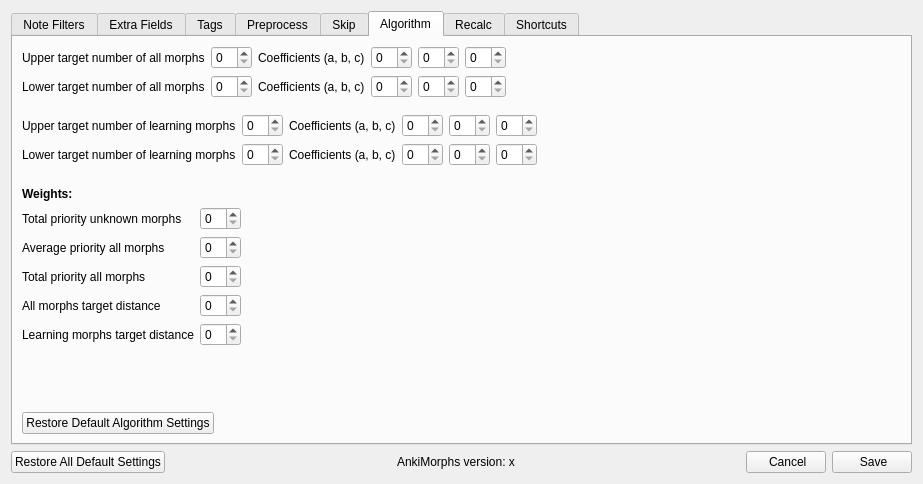
mortii/anki-morphs, file ankimorphs/ui/settings_dialog.ui: the form before one commit.
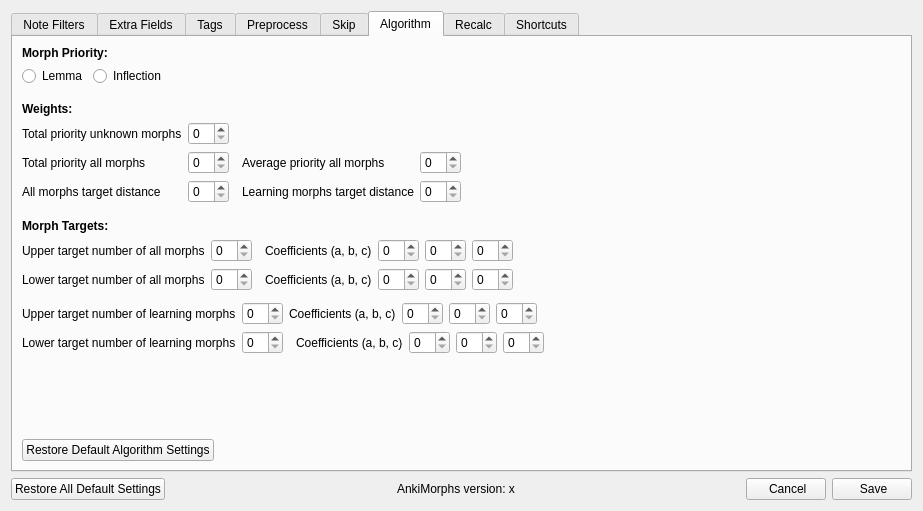
The form after the commit. The open tabs and pages were chosen to show the change.

Commit message: lemma priority wip

Diff of the .ui file:
```diff
--- a/ankimorphs/ui/settings_dialog.ui
+++ b/ankimorphs/ui/settings_dialog.ui
@@ -10,7 +10,7 @@
     <x>0</x>
     <y>0</y>
     <width>923</width>
-    <height>484</height>
+    <height>511</height>
    </rect>
   </property>
   <property name="windowTitle">
@@ -432,12 +432,195 @@
         </attribute>
         <layout class="QVBoxLayout" name="verticalLayout_31">
          <item>
-          <layout class="QVBoxLayout" name="verticalLayout_26">
+          <layout class="QVBoxLayout" name="verticalLayout_27">
            <property name="bottomMargin">
             <number>10</number>
            </property>
+           <item>
+            <widget class="QLabel" name="label_35">
+             <property name="font">
+              <font>
+               <bold>true</bold>
+              </font>
+             </property>
+             <property name="text">
+              <string>Morph Priority:</string>
+             </property>
+            </widget>
+           </item>
+           <item>
+            <layout class="QHBoxLayout" name="horizontalLayout_20">
+             <item>
+              <widget class="QRadioButton" name="priorityLemmaRadioButton">
+               <property name="text">
+                <string>Lemma</string>
+               </property>
+              </widget>
+             </item>
+             <item>
+              <widget class="QRadioButton" name="priorityInflectionRadioButton">
+               <property name="text">
+                <string>Inflection</string>
+               </property>
+              </widget>
+             </item>
+             <item>
+              <spacer name="horizontalSpacer_20">
+               <property name="orientation">
+                <enum>Qt::Horizontal</enum>
+               </property>
+               <property name="sizeHint" stdset="0">
+                <size>
+                 <width>40</width>
+                 <height>20</height>
+                </size>
+               </property>
+              </spacer>
+             </item>
+            </layout>
+           </item>
+          </layout>
+         </item>
+         <item>
+          <layout class="QVBoxLayout" name="verticalLayout_34">
+           <property name="bottomMargin">
+            <number>10</number>
+           </property>
+           <item>
+            <widget class="QLabel" name="label_7">
+             <property name="font">
+              <font>
+               <bold>true</bold>
+              </font>
+             </property>
+             <property name="text">
+              <string>Weights:</string>
+             </property>
+            </widget>
+           </item>
+           <item>
+            <layout class="QHBoxLayout" name="horizontalLayout_16">
+             <item>
+              <layout class="QVBoxLayout" name="verticalLayout_28">
+               <item>
+                <widget class="QLabel" name="label_27">
+                 <property name="text">
+                  <string>Total priority unknown morphs</string>
+                 </property>
+                </widget>
+               </item>
+               <item>
+                <widget class="QLabel" name="label_28">
+                 <property name="text">
+                  <string>Total priority all morphs</string>
+                 </property>
+                </widget>
+               </item>
+               <item>
+                <widget class="QLabel" name="label_29">
+                 <property name="text">
+                  <string>All morphs target distance</string>
+                 </property>
+                </widget>
+               </item>
+              </layout>
+             </item>
+             <item>
+              <layout class="QVBoxLayout" name="verticalLayout_29">
+               <property name="rightMargin">
+                <number>7</number>
+               </property>
+               <item>
+                <widget class="QSpinBox" name="totalPriorityUknownMorphsSpinBox"/>
+               </item>
+               <item>
+                <widget class="QSpinBox" name="totalPriorityAllMorphsSpinBox"/>
+               </item>
+               <item>
+                <widget class="QSpinBox" name="allMorphsTargetDistanceSpinBox"/>
+               </item>
+              </layout>
+             </item>
+             <item>
+              <layout class="QVBoxLayout" name="verticalLayout_32">
+               <item>
+                <widget class="QLabel" name="label_26">
+                 <property name="text">
+                  <string/>
+                 </property>
+                </widget>
+               </item>
+               <item>
+                <widget class="QLabel" name="label_38">
+                 <property name="text">
+                  <string>Average priority all morphs</string>
+                 </property>
+                </widget>
+               </item>
+               <item>
+                <widget class="QLabel" name="label_41">
+                 <property name="text">
+                  <string>Learning morphs target distance</string>
+                 </property>
+                </widget>
+               </item>
+              </layout>
+             </item>
+             <item>
+              <layout class="QVBoxLayout" name="verticalLayout_33">
+               <item>
+                <widget class="QLabel" name="label_34">
+                 <property name="text">
+                  <string/>
+                 </property>
+                </widget>
+               </item>
+               <item>
+                <widget class="QSpinBox" name="averagePriorityAllMorphsSpinBox"/>
+               </item>
+               <item>
+                <widget class="QSpinBox" name="learningMorphsTargetDistanceSpinBox"/>
+               </item>
+              </layout>
+             </item>
+             <item>
+              <spacer name="horizontalSpacer_19">
+               <property name="orientation">
+                <enum>Qt::Horizontal</enum>
+               </property>
+               <property name="sizeHint" stdset="0">
+                <size>
+                 <width>878</width>
+                 <height>20</height>
+                </size>
+               </property>
+              </spacer>
+             </item>
+            </layout>
+           </item>
+          </layout>
+         </item>
+         <item>
+          <layout class="QVBoxLayout" name="verticalLayout_30">
+           <item>
+            <widget class="QLabel" name="label_36">
+             <property name="font">
+              <font>
+               <bold>true</bold>
+              </font>
+             </property>
+             <property name="text">
+              <string>Morph Targets:</string>
+             </property>
+            </widget>
+           </item>
+           <item>
+            <layout class="QHBoxLayout" name="horizontalLayout_21">
            <item>
             <layout class="QHBoxLayout" name="horizontalLayout_15">
+               <property name="rightMargin">
+                <number>7</number>
+               </property>
              <item>
               <widget class="QLabel" name="label_24">
                <property name="text">
@@ -446,7 +629,9 @@
               </widget>
              </item>
              <item>
-              <widget class="QSpinBox" name="spinBox_6"/>
+                <widget class="QSpinBox" name="upperTargetAllMorphsSpinBox"/>
+               </item>
+              </layout>
              </item>
              <item>
               <widget class="QLabel" name="label_25">
@@ -456,16 +641,16 @@
               </widget>
              </item>
              <item>
-              <widget class="QSpinBox" name="spinBox_7"/>
+              <widget class="QSpinBox" name="upperTargetAllMorphsCoefficientA"/>
              </item>
              <item>
-              <widget class="QSpinBox" name="spinBox_8"/>
+              <widget class="QSpinBox" name="upperTargetAllMorphsCoefficientB"/>
              </item>
              <item>
-              <widget class="QSpinBox" name="spinBox_9"/>
+              <widget class="QSpinBox" name="upperTargetAllMorphsCoefficientC"/>
              </item>
              <item>
-              <spacer name="horizontalSpacer_15">
+              <spacer name="horizontalSpacer_14">
                <property name="orientation">
                 <enum>Qt::Horizontal</enum>
                </property>
@@ -479,8 +664,13 @@
              </item>
             </layout>
            </item>
+           <item>
+            <layout class="QHBoxLayout" name="horizontalLayout_22">
            <item>
             <layout class="QHBoxLayout" name="horizontalLayout_14">
+               <property name="rightMargin">
+                <number>7</number>
+               </property>
              <item>
               <widget class="QLabel" name="label_22">
                <property name="text">
@@ -489,7 +679,9 @@
               </widget>
              </item>
              <item>
-              <widget class="QSpinBox" name="spinBox"/>
+                <widget class="QSpinBox" name="lowerTargetAllMorphsSpinBox"/>
+               </item>
+              </layout>
              </item>
              <item>
               <widget class="QLabel" name="label_23">
@@ -499,16 +691,16 @@
               </widget>
              </item>
              <item>
-              <widget class="QSpinBox" name="spinBox_3"/>
+              <widget class="QSpinBox" name="lowerTargetAllMorphsCoefficientA"/>
              </item>
              <item>
-              <widget class="QSpinBox" name="spinBox_4"/>
+              <widget class="QSpinBox" name="lowerTargetAllMorphsCoefficientB"/>
              </item>
              <item>
-              <widget class="QSpinBox" name="spinBox_5"/>
+              <widget class="QSpinBox" name="lowerTargetAllMorphsCoefficientC"/>
              </item>
              <item>
-              <spacer name="horizontalSpacer_14">
+              <spacer name="horizontalSpacer_15">
                <property name="orientation">
                 <enum>Qt::Horizontal</enum>
                </property>
@@ -522,13 +714,13 @@
              </item>
             </layout>
            </item>
-          </layout>
-         </item>
          <item>
-          <layout class="QVBoxLayout" name="verticalLayout_27">
-           <property name="bottomMargin">
-            <number>15</number>
-           </property>
+            <layout class="QVBoxLayout" name="verticalLayout_26">
+             <property name="topMargin">
+              <number>5</number>
+             </property>
+             <item>
+              <layout class="QHBoxLayout" name="horizontalLayout_23">
            <item>
             <layout class="QHBoxLayout" name="horizontalLayout_18">
              <item>
@@ -539,7 +731,9 @@
               </widget>
              </item>
              <item>
-              <widget class="QSpinBox" name="spinBox_18"/>
+                  <widget class="QSpinBox" name="upperTargetLearningMorphsSpinBox"/>
+                 </item>
+                </layout>
              </item>
              <item>
               <widget class="QLabel" name="label_31">
@@ -549,13 +743,13 @@
               </widget>
              </item>
              <item>
-              <widget class="QSpinBox" name="spinBox_19"/>
+                <widget class="QSpinBox" name="upperTargetLearningMorphsCoefficientA"/>
              </item>
              <item>
-              <widget class="QSpinBox" name="spinBox_20"/>
+                <widget class="QSpinBox" name="upperTargetLearningMorphsCoefficientB"/>
              </item>
              <item>
-              <widget class="QSpinBox" name="spinBox_21"/>
+                <widget class="QSpinBox" name="upperTargetLearningMorphsCoefficientC"/>
              </item>
              <item>
               <spacer name="horizontalSpacer_16">
@@ -573,7 +767,12 @@
             </layout>
            </item>
            <item>
+              <layout class="QHBoxLayout" name="horizontalLayout_24">
+               <item>
             <layout class="QHBoxLayout" name="horizontalLayout_19">
+                 <property name="rightMargin">
+                  <number>7</number>
+                 </property>
              <item>
               <widget class="QLabel" name="label_32">
                <property name="text">
@@ -582,7 +781,9 @@
               </widget>
              </item>
              <item>
-              <widget class="QSpinBox" name="spinBox_2"/>
+                  <widget class="QSpinBox" name="lowerTargetLearningMorphsSpinBox"/>
+                 </item>
+                </layout>
              </item>
              <item>
               <widget class="QLabel" name="label_33">
@@ -592,13 +793,13 @@
               </widget>
              </item>
              <item>
-              <widget class="QSpinBox" name="spinBox_22"/>
+                <widget class="QSpinBox" name="lowerTargetLearningMorphsCoefficientA"/>
              </item>
              <item>
-              <widget class="QSpinBox" name="spinBox_23"/>
+                <widget class="QSpinBox" name="lowerTargetLearningMorphsCoefficientB"/>
              </item>
              <item>
-              <widget class="QSpinBox" name="spinBox_24"/>
+                <widget class="QSpinBox" name="lowerTargetLearningMorphsCoefficientC"/>
              </item>
              <item>
               <spacer name="horizontalSpacer_17">
@@ -617,95 +818,6 @@
            </item>
           </layout>
          </item>
-         <item>
-          <layout class="QVBoxLayout" name="verticalLayout_30">
-           <item>
-            <widget class="QLabel" name="label_7">
-             <property name="font">
-              <font>
-               <bold>true</bold>
-              </font>
-             </property>
-             <property name="text">
-              <string>Weights:</string>
-             </property>
-            </widget>
-           </item>
-           <item>
-            <layout class="QHBoxLayout" name="horizontalLayout_16">
-             <item>
-              <layout class="QVBoxLayout" name="verticalLayout_28">
-               <item>
-                <widget class="QLabel" name="label_26">
-                 <property name="text">
-                  <string>Total priority unknown morphs</string>
-                 </property>
-                </widget>
-               </item>
-               <item>
-                <widget class="QLabel" name="label_27">
-                 <property name="text">
-                  <string>Average priority all morphs</string>
-                 </property>
-                </widget>
-               </item>
-               <item>
-                <widget class="QLabel" name="label_28">
-                 <property name="text">
-                  <string>Total priority all morphs</string>
-                 </property>
-                </widget>
-               </item>
-               <item>
-                <widget class="QLabel" name="label_29">
-                 <property name="text">
-                  <string>All morphs target distance</string>
-                 </property>
-                </widget>
-               </item>
-               <item>
-                <widget class="QLabel" name="label_34">
-                 <property name="text">
-                  <string>Learning morphs target distance</string>
-                 </property>
-                </widget>
-               </item>
-              </layout>
-             </item>
-             <item>
-              <layout class="QVBoxLayout" name="verticalLayout_29">
-               <item>
-                <widget class="QSpinBox" name="spinBox_10"/>
-               </item>
-               <item>
-                <widget class="QSpinBox" name="spinBox_11"/>
-               </item>
-               <item>
-                <widget class="QSpinBox" name="spinBox_12"/>
-               </item>
-               <item>
-                <widget class="QSpinBox" name="spinBox_13"/>
-               </item>
-               <item>
-                <widget class="QSpinBox" name="spinBox_14"/>
-               </item>
-              </layout>
-             </item>
-             <item>
-              <spacer name="horizontalSpacer_19">
-               <property name="orientation">
-                <enum>Qt::Horizontal</enum>
-               </property>
-               <property name="sizeHint" stdset="0">
-                <size>
-                 <width>40</width>
-                 <height>20</height>
-                </size>
-               </property>
-              </spacer>
-             </item>
-            </layout>
-           </item>
           </layout>
          </item>
          <item>
```
Left out of the diff: 4 changed lines with no effect on the pictures. Lines whose indentation alone changed are shown as unchanged. The commit also changes 18 other files.
